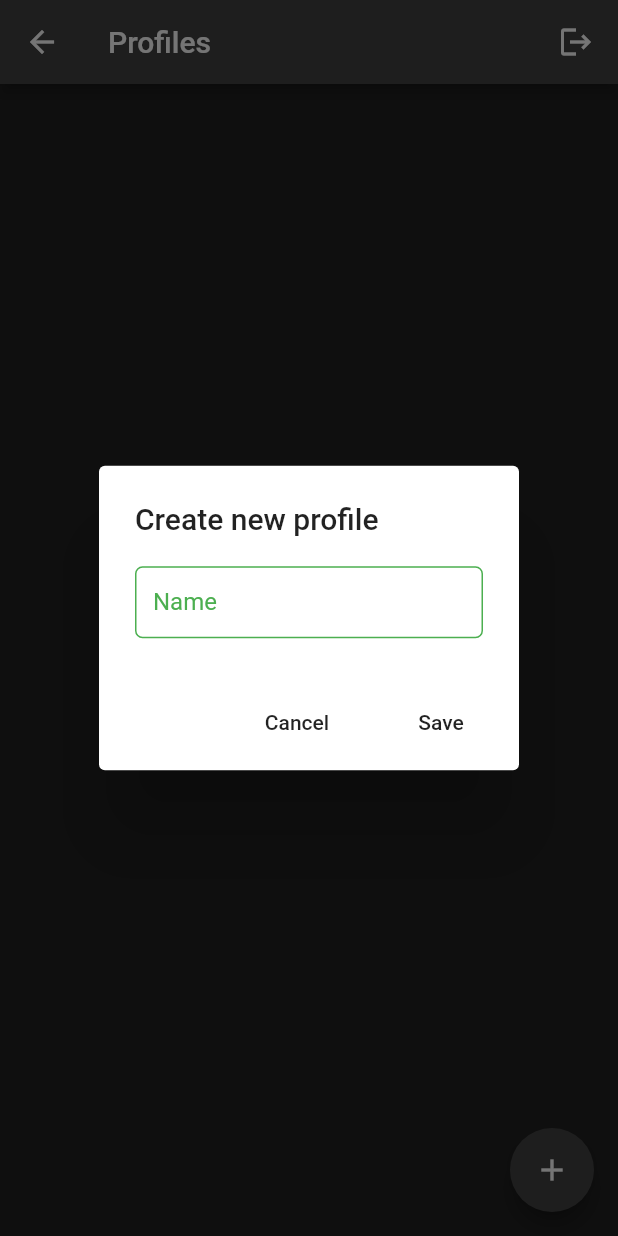
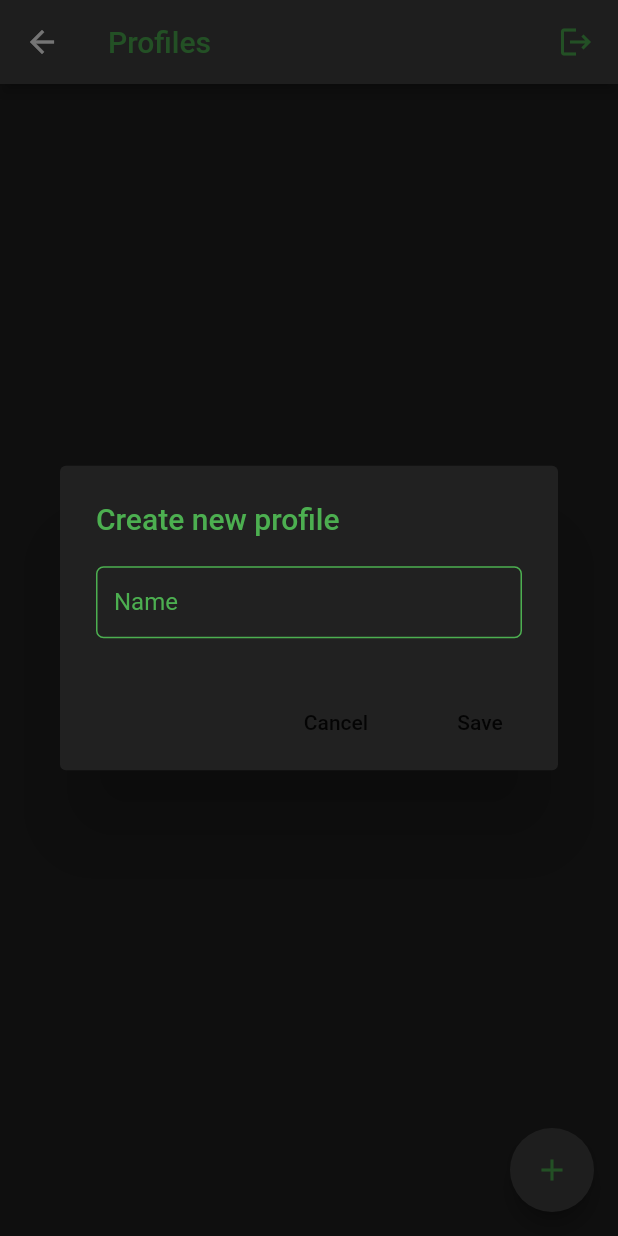
Before and after one commit to VictorTiburcio/jera_challenge, a Flutter app: the ProfilesScreen screen opened directly, after a tap on the "add" icon, on a phone screen of 412 x 824 dp. Run offline on Flutter 3.47's test engine with Material 2 defaults, Android fonts, the phone set to English and light mode, and no system bars; our stand-ins replace dio, shared_preferences, sqflite; missing offline and left inert: esys_flutter_share; accounts and stored records are empty; network calls fail.

Commit message:
[FINISHED] Visual update
- Update on the screens visual.

```diff
--- a/lib/screens/index_screen.dart
+++ b/lib/screens/index_screen.dart
@@ -27,10 +27,7 @@ class _IndexScreenState extends State<IndexScreen> {
       body: _screens[_currentScreenIndex],
       bottomNavigationBar: BottomNavigationBar(
         type: BottomNavigationBarType.fixed,
-        backgroundColor: Theme.of(context).accentColor,
         currentIndex: _currentScreenIndex,
-        selectedItemColor: Colors.white,
-        unselectedItemColor: Colors.white60,
         onTap: (index) => setState(() => _currentScreenIndex = index),
         items: <BottomNavigationBarItem>[
           BottomNavigationBarItem(
--- a/lib/screens/profiles_screen.dart
+++ b/lib/screens/profiles_screen.dart
@@ -16,10 +16,16 @@ class ProfilesScreen extends StatelessWidget {
           appBar: AppBar(
             title: Row(
               children: [
-                Text('Profiles'),
+                Text(
+                  'Profiles',
+                  style: TextStyle(color: Theme.of(context).primaryColor),
+                ),
                 Spacer(),
                 InkWell(
-                  child: Icon(Icons.logout),
+                  child: Icon(
+                    Icons.logout,
+                    color: Theme.of(context).primaryColor,
+                  ),
                   onTap: () {
                     Provider.of<AccountController>(context, listen: false)
                         .signOut();
@@ -35,12 +41,18 @@ class ProfilesScreen extends StatelessWidget {
             crossAxisCount: 2,
             children: controller.profiles.map((profile) {
               return FlatButton(
-                padding: EdgeInsets.zero,
-                child: Container(
-                  color: Colors.green,
-                  child: Center(child: Text(profile.name)),
+                color: Colors.grey.shade800,
+                child: Text(
+                  profile.name,
+                  style: TextStyle(
+                    fontSize: 25.0,
+                    color: Theme.of(context).primaryColor,
                   ),
-                onPressed: () async {
+                ),
+                shape: RoundedRectangleBorder(
+                  borderRadius: BorderRadius.circular(20.0),
+                ),
+                onPressed: () {
                   Provider.of<ProfileController>(context, listen: false)
                       .changeProfile(profile);
 
@@ -55,7 +67,7 @@ class ProfilesScreen extends StatelessWidget {
           ),
           floatingActionButton: controller.profiles.length < 4
               ? FloatingActionButton(
-                  child: Icon(Icons.add),
+                  child: Icon(Icons.add, color: Theme.of(context).primaryColor),
                   onPressed: () {
                     addNewProfile(context);
                   },
@@ -74,8 +86,14 @@ class ProfilesScreen extends StatelessWidget {
       context: context,
       builder: (context) {
         return AlertDialog(
-          title: Text('Create new profile'),
-          content: Form(
+          backgroundColor: Colors.grey.shade900,
+          title: Text(
+            'Create new profile',
+            style: TextStyle(color: Theme.of(context).primaryColor),
+          ),
+          content: Container(
+            width: 300,
+            child: Form(
               key: _formKey,
               child: CustomTextFormField(
                 ctrl: _nameCtrl,
@@ -87,6 +105,7 @@ class ProfilesScreen extends StatelessWidget {
                   }
                   return null;
                 },
+              ),
             ),
           ),
           actions: <Widget>[
--- a/lib/screens/sign_in_screen.dart
+++ b/lib/screens/sign_in_screen.dart
@@ -16,7 +16,8 @@ class SignInScreen extends StatelessWidget {
 
   @override
   Widget build(BuildContext context) {
-    final TextTheme textTheme = Theme.of(context).textTheme;
+    ThemeData theme = Theme.of(context);
+    final TextTheme textTheme = theme.textTheme;
     final AccountController accountCtrl =
         Provider.of<AccountController>(context, listen: false);
 
@@ -75,7 +76,7 @@ class SignInScreen extends StatelessWidget {
               Text.rich(
                 TextSpan(
                   text: 'Do not have an account yet?\t',
-                  style: textTheme.subtitle1,
+                  style: textTheme.subtitle1.apply(color: theme.primaryColor),
                   children: <TextSpan>[
                     TextSpan(
                       text: 'Sign Up',
--- a/lib/screens/suggested_movies_screen.dart
+++ b/lib/screens/suggested_movies_screen.dart
@@ -9,7 +9,10 @@ class SuggestedMoviesScreen extends StatelessWidget {
   Widget build(BuildContext context) {
     return Scaffold(
       appBar: AppBar(
-        title: Text('Suggested Movies'),
+        title: Text(
+          'Suggested Movies',
+          style: TextStyle(color: Theme.of(context).primaryColor),
+        ),
       ),
       body: Consumer<TheMovieDBController>(
         builder: (context, controller, child) {
--- a/lib/screens/watch_list_screen.dart
+++ b/lib/screens/watch_list_screen.dart
@@ -9,7 +9,10 @@ class WatchListScreen extends StatelessWidget {
   Widget build(BuildContext context) {
     return Scaffold(
       appBar: AppBar(
-        title: Text('Watch List'),
+        title: Text(
+          'Watch List',
+          style: TextStyle(color: Theme.of(context).primaryColor),
+        ),
       ),
       body: Consumer<WatchListController>(
         builder: (context, controller, child) {
```
Also changed, not shown: lib/screens/sign_up_screen.dart (+24 -21 lines). Lines whose indentation alone changed are shown as unchanged.
